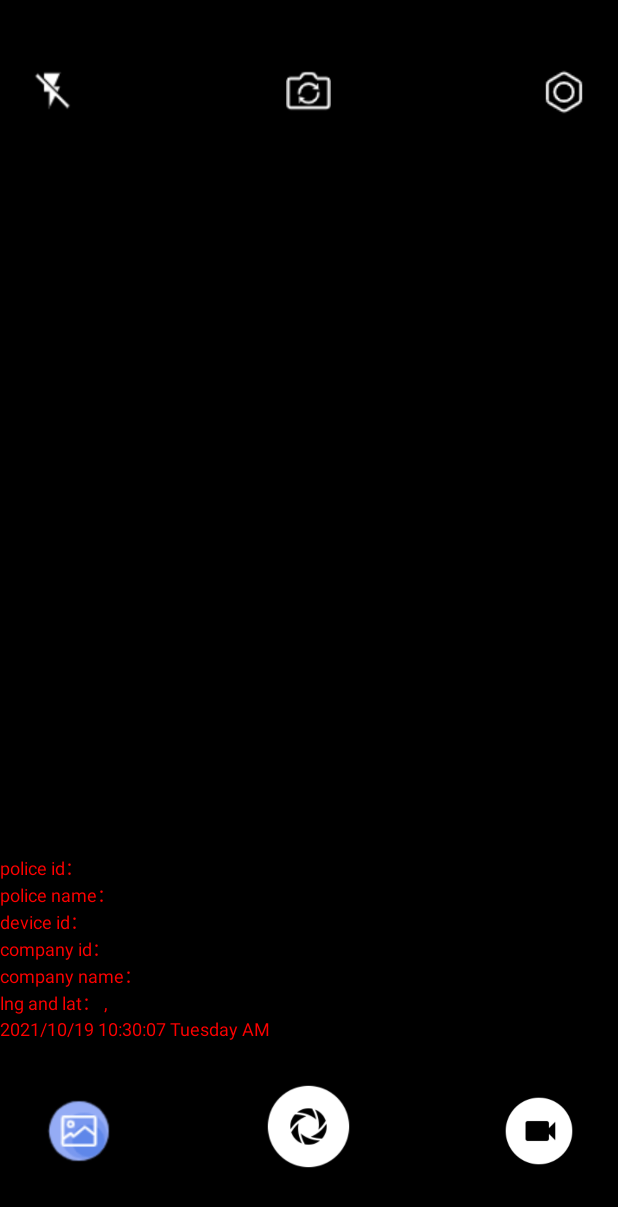
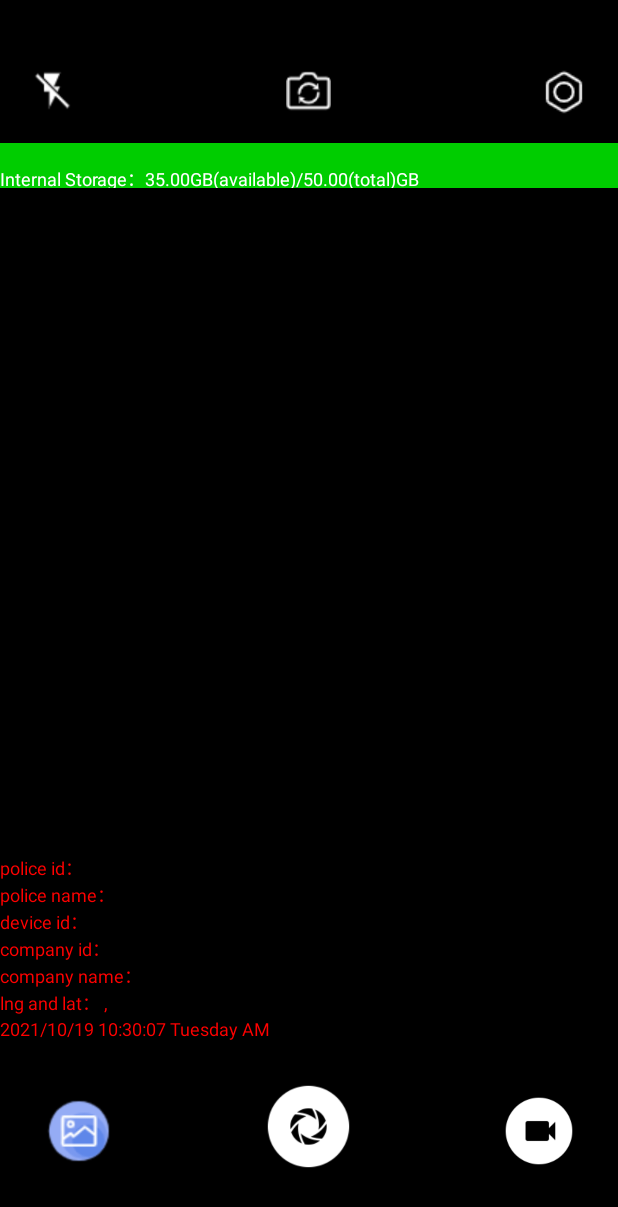
Before and after one commit to liangchunwen/FrameCamera, an Android app: the screen it shows after launch (CameraActivity), on a phone screen of 412 x 824 dp. Shown: the top 1207 px of the screen. Run offline under Robolectric (Android 15) with nearby library versions, the phone set to English and light mode, and no system bars; libraries missing offline, so code that uses them is left out: com.coremedia.iso, com.googlecode.mp4parser, com.otaliastudios.cameraview; plain views replace CameraView; 6 statements that could not run were skipped.

Commit message:
[相机界面显示存储空间使用信息]
	modified:   app/src/main/java/com/frame/camera/fragment/CameraFragment.java
	new file:   app/src/main/java/com/frame/camera/utils/StorageInfoUtil.java
	modified:   app/src/main/res/layout/fragment_camera.xml
	modified:   app/src/main/res/values-zh-rCN/strings.xml
	modified:   app/src/main/res/values/strings.xml

```diff
--- a/app/src/main/java/com/frame/camera/fragment/CameraFragment.java
+++ b/app/src/main/java/com/frame/camera/fragment/CameraFragment.java
@@ -39,6 +39,7 @@ import com.frame.camera.utils.DecimalUtil;
 import com.frame.camera.utils.FileUtils;
 import com.frame.camera.utils.FocusUtils;
 import com.frame.camera.utils.JoinVideoUtils;
+import com.frame.camera.utils.StorageInfoUtil;
 import com.frame.camera.utils.SystemProperties;
 import com.frame.camera.utils.ThumbnailUtils;
 import com.frame.camera.utils.TrimVideoUtils;
@@ -383,7 +384,7 @@ public class CameraFragment extends Fragment implements View.OnClickListener, Lo
         mTimer.schedule(mMyTimerTask, 11*1000, (getPreVideoValue() + 2) * 1000L);
     }
 
-    private Runnable pictureRunnable = () -> takePicture();
+    private final Runnable pictureRunnable = this::takePicture;
 
     CameraListener cameraListener = new CameraListener() {
         @Override
@@ -819,10 +820,29 @@ public class CameraFragment extends Fragment implements View.OnClickListener, Lo
 
     private final Runnable thumbRunnable = () -> mHandler.sendEmptyMessage(UPDATE_THUMB_UI);
 
+    private void showStorageInfo() {
+        if (StorageInfoUtil.isExternalStorageExist()) {
+            String exAvail = StorageInfoUtil.saveDecimalDigit(String.valueOf(StorageInfoUtil.getExternalStorageAvailable()));
+            String exTotal = StorageInfoUtil.saveDecimalDigit(String.valueOf(StorageInfoUtil.getExternalStorageTotal()));
+            String inAvail = StorageInfoUtil.saveDecimalDigit(String.valueOf(StorageInfoUtil.getInternalStorageAvailable()));
+            String inTotal = StorageInfoUtil.saveDecimalDigit(String.valueOf(StorageInfoUtil.getInternalStorageTotal()));
+            Log.d(TAG, "external exAvail/exTotal: " + exAvail + "/" + exTotal);
+            Log.d(TAG, "internal inAvail/inTotal: " + inAvail + "/" + inTotal);
+            binding.externalStorageTv.setText(String.format(getString(R.string.external_storage_info), exAvail, exTotal));
+            binding.internalStorageTv.setText(String.format(getString(R.string.internal_storage_info), inAvail, inTotal));
+        } else {
+            String avail = StorageInfoUtil.saveDecimalDigit(String.valueOf(StorageInfoUtil.getInternalStorageAvailable()));
+            String total = StorageInfoUtil.saveDecimalDigit(String.valueOf(StorageInfoUtil.getInternalStorageTotal()));
+            Log.d(TAG, "internal avail/total: " + avail + "/" + total);
+            binding.internalStorageTv.setText(String.format(getString(R.string.internal_storage_info), avail, total));
+        }
+    }
+
     @Override
     public void onResume() {
         super.onResume();
         Log.d(TAG, "onResume()!");
+        showStorageInfo();
         MyApplication.isAppBtnClick = false;
         MyApplication.isModeBtnClick = false;
         TrimVideoUtils.getInstance().setTrimCallBack(trimFileCallBack);
--- /dev/null
+++ b/app/src/main/java/com/frame/camera/utils/StorageInfoUtil.java
@@ -0,0 +1,82 @@
+package com.frame.camera.utils;
+
+import android.os.Environment;
+import android.os.StatFs;
+import android.util.Log;
+
+import com.frame.camera.application.MyApplication;
+
+import java.io.File;
+import java.text.DecimalFormat;
+
+/**
+ * Created by liangcw on 2021/4/25 - 17:11
+ */
+public class StorageInfoUtil {
+    private static final String TAG = "StorageInfoUtil_TAG";
+    private static final String storageState = Environment.getExternalStorageState();
+    private static final String mediaMounted = Environment.MEDIA_MOUNTED;
+    private static final String path = Environment.getExternalStorageDirectory().getPath();
+
+    //保留2位小数，不够在后边补0
+    public static String saveDecimalDigit(String number) {
+        return new DecimalFormat("#,##0.00").format(Double.valueOf(number));
+    }
+
+    public static double getInternalStorageAvailable() {
+        double availableSize = 35.0;
+        if (mediaMounted.equals(storageState)) {
+            StatFs statFs = new StatFs(path);
+            long blockSize = statFs.getBlockSizeLong();
+            long availableCount = statFs.getAvailableBlocksLong();
+            availableSize = (double) availableCount * blockSize / 1024 / 1024 / 1024;
+        }
+
+        return availableSize;//单位GB
+    }
+
+    public static double getInternalStorageTotal() {
+        double totalSize = 50.0;
+        if (mediaMounted.equals(storageState)) {
+            StatFs statFs = new StatFs(path);
+            long blockSize = statFs.getBlockSizeLong();
+            long totalCount = statFs.getBlockCountLong();
+            totalSize = (double) totalCount * blockSize / 1024 / 1024 / 1024;
+        }
+
+        return totalSize;//单位GB
+    }
+
+    public static double getExternalStorageAvailable() {
+        double availableSize;
+        String externalPath = FileUtils.getRootStorageDir(1);
+        Log.d(TAG, "getExternalStorageAvailable-externalPath: " + externalPath);
+        StatFs statFs = new StatFs(externalPath);
+        long blockSize = statFs.getBlockSizeLong();
+        long availableCount = statFs.getAvailableBlocksLong();
+        availableSize = (double) availableCount * blockSize / 1024 / 1024 / 1024;
+
+        return availableSize;//单位GB
+    }
+
+    public static double getExternalStorageTotal() {
+        double totalSize;
+        String externalPath = FileUtils.getRootStorageDir(1);
+        Log.d(TAG, "getExternalStorageTotal-externalPath: " + externalPath);
+        StatFs statFs = new StatFs(externalPath);
+        long blockSize = statFs.getBlockSizeLong();
+        long totalCount = statFs.getBlockCountLong();
+        totalSize = (double) totalCount * blockSize / 1024 / 1024 / 1024;
+
+        return totalSize;//单位GB
+    }
+
+    public static boolean isExternalStorageExist() {
+        File[] files = MyApplication.getInstance().getExternalMediaDirs();
+        if (files == null) {
+            return false;
+        } else {
+            return files.length > 1;
+        }
+    }
+}
--- a/app/src/main/res/layout/fragment_camera.xml
+++ b/app/src/main/res/layout/fragment_camera.xml
@@ -6,6 +6,30 @@
     android:layout_height="match_parent"
     android:background="@color/black"
     tools:context=".activity.CameraActivity">
+
+    <TextView
+        android:id="@+id/internal_storage_tv"
+        android:layout_width="match_parent"
+        android:layout_height="15dp"
+        android:layout_alignParentTop="true"
+        android:layout_marginTop="110dp"
+        android:layout_alignParentStart="true"
+        android:gravity="start|center_vertical"
+        android:textSize="12sp"
+        android:textColor="@color/white"
+        android:background="@color/green"/>
+
+    <TextView
+        android:id="@+id/external_storage_tv"
+        android:layout_width="match_parent"
+        android:layout_height="15dp"
+        android:layout_alignParentTop="true"
+        android:layout_marginTop="95dp"
+        android:layout_alignParentStart="true"
+        android:gravity="start|center_vertical"
+        android:textSize="12sp"
+        android:textColor="@color/white"
+        android:background="@color/green"/>
 
     <com.otaliastudios.cameraview.CameraView
         android:id="@+id/cameraView"
--- a/app/src/main/res/values/strings.xml
+++ b/app/src/main/res/values/strings.xml
@@ -45,4 +45,6 @@
     <string name="pre_recording">Pre-Recording…</string>
     <string name="file_path_title">File Location</string>
     <string name="file_path_summary">Internal Storage</string>
+    <string name="internal_storage_info">Internal Storage：%1sGB(available)/%2s(total)GB</string>
+    <string name="external_storage_info">External Storage：%1sGB(available)/%2s(total)GB</string>
 </resources>
```
Also changed, not shown: 1 other file.
